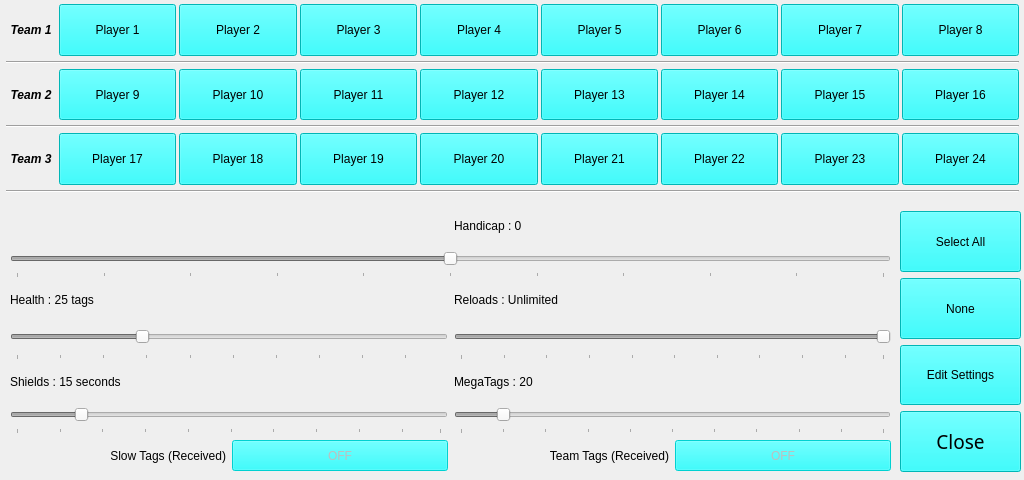
Qt form PlayersWindow.ui (rmick/Combobulator) before a commit.
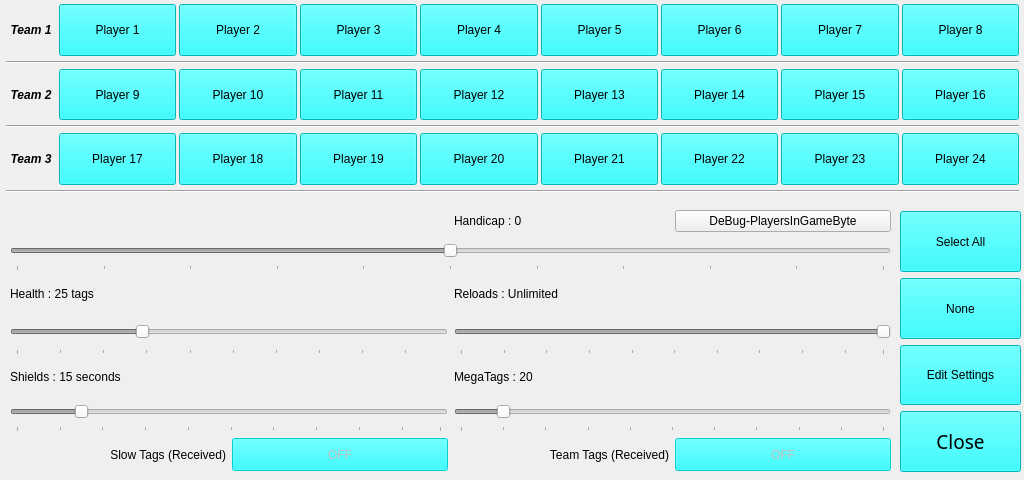
The same form after that commit.

Commit message: Fixed crash when Starting Game. (renaming the 25 player is out of range)

Diff of the .ui file:
```diff
--- a/PlayersWindow.ui
+++ b/PlayersWindow.ui
@@ -3628,6 +3628,13 @@
       </property>
      </widget>
     </item>
+    <item row="0" column="3">
+     <widget class="QPushButton" name="btn_Test">
+      <property name="text">
+       <string>DeBug-PlayersInGameByte</string>
+      </property>
+     </widget>
+    </item>
    </layout>
   </widget>
   <widget class="QWidget" name="layoutWidget">
```
The commit also changes 11 other files.
